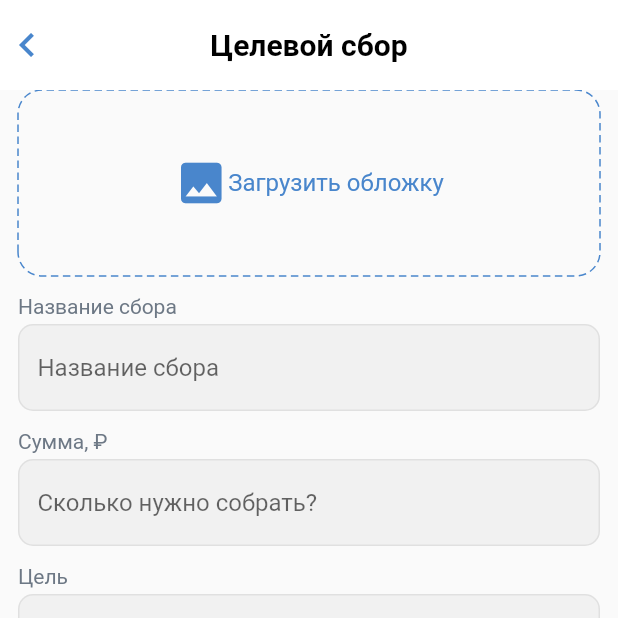
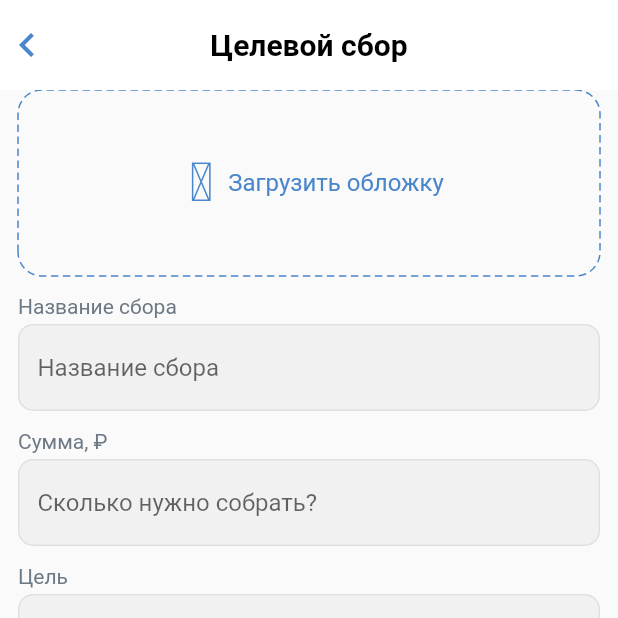
Before and after one commit to andrros3030/donations_mobile, a Flutter app: the screen it shows after launch, after a tap on "Создать сбор", after a tap on "Целевой сбор", on a phone screen of 412 x 824 dp, the top half of it. Run offline on Flutter 3.47's test engine with Material 2 defaults, Android fonts, the phone set to English and light mode, and no system bars; drawn by our look-alikes of dotted_border.

Commit message:
Icons minor fix

```diff
--- a/lib/donationSetUp.dart
+++ b/lib/donationSetUp.dart
@@ -1,3 +1,4 @@
+import 'package:donations_mobile/icon_pack_icons.dart';
 import 'package:donations_mobile/styles.dart';
 import 'package:dotted_border/dotted_border.dart';
 import 'package:flutter/material.dart';
@@ -115,7 +116,7 @@ class _donationPage extends State<donationsPage>{
           child: Row(
             mainAxisAlignment: MainAxisAlignment.center,
             children: [
-              Icon(Icons.photo, color: primaryBlue, size: 36,),
+              Icon(IconPack.addimage, color: primaryBlue, size: 36,),
               Text("Загрузить обложку", style: blue16,),
             ],
           ),
--- /dev/null
+++ b/lib/icon_pack_icons.dart
@@ -0,0 +1,12 @@
+import 'package:flutter/widgets.dart';
+
+class IconPack {
+  IconPack._();
+
+  static const _kFontFam = 'IconPack';
+  static const _kFontPkg = null;
+
+  static const IconData scope = IconData(0xe800, fontFamily: _kFontFam, fontPackage: _kFontPkg);
+  static const IconData calendar = IconData(0xe801, fontFamily: _kFontFam, fontPackage: _kFontPkg);
+  static const IconData addimage = IconData(0xe802, fontFamily: _kFontFam, fontPackage: _kFontPkg);
+}
--- a/lib/main.dart
+++ b/lib/main.dart
@@ -3,7 +3,7 @@ import 'dart:io';
 import 'package:donations_mobile/donationSetUp.dart';
 import 'package:donations_mobile/styles.dart';
 import 'package:flutter/material.dart';
-
+import 'icon_pack_icons.dart';
 void main() {
   runApp(MyApp());
 }
@@ -146,7 +146,7 @@ class _startPageState extends State<startPage> {
                   child: ListTile(
                     title: Text("Целевой сбор", style: black20Bold.copyWith(fontSize: 18),),
                     subtitle: Text("Когда есть определенная цель", style: grey14.copyWith(fontSize: 16),),
-                    leading: Container(child: Icon(Icons.add_circle_outline, color: primaryBlue,),),
+                    leading: Container(child: Icon(IconPack.scope, color: primaryBlue,),),
                     trailing: Container(child: Icon(Icons.keyboard_arrow_right, color: Colors.grey),),
                     onTap: (){
                       Navigator.push(context, MaterialPageRoute(builder: (context)=>new donationsPage(false)));
@@ -163,7 +163,7 @@ class _startPageState extends State<startPage> {
                   child: ListTile(
                     title: Text("Регулярный сбор", style: black20Bold.copyWith(fontSize: 18),),
                     subtitle: Text("Когда помощь нужна ежемесячно", style: grey14.copyWith(fontSize: 16),),
-                    leading: Container(child: Icon(Icons.calendar_today, color: primaryBlue,),),
+                    leading: Container(child: Icon(IconPack.calendar, color: primaryBlue,),),
                     trailing: Container(child: Icon(Icons.keyboard_arrow_right, color: Colors.grey),),
                     onTap: (){
                       Navigator.push(context, MaterialPageRoute(builder: (context)=>new donationsPage(true)));
```
Also changed, not shown: lib/all/flutter-icons-35756fc1/config.json (deleted, +0 -16 lines), lib/all/flutter-icons-35756fc1/my_flutter_app_icons.dart (deleted, +0 -29 lines), pubspec.yaml (+4 -4 lines), assets/IconPack.ttf (added), lib/all/flutter-icons-35756fc1/fonts/MyFlutterApp.ttf (deleted), 1 other file.
